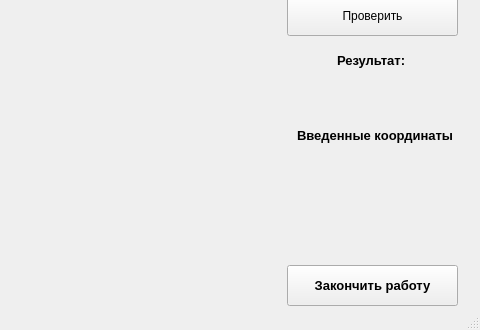
First picture: the form in design_form.ui, repository OlgaMurzina/TrenagerKoordPlosk, before the edit; both pictures show x 813 to 1293 and y 574 to 904 of the 1293 by 904 pixel window.
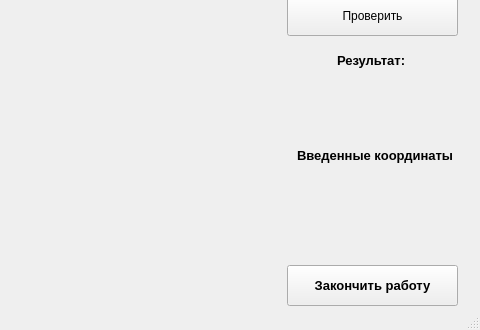
Second picture: the form after the edit.

Commit message: Нужно сделать: масштабируемость картинки по окну приложения, масштабируемость окна приложения по экрану пользователя, добавление новых рисунков в БД, удаление рисунков из БД. Сделано: учет детей в БД, не засчитывать повтор в ошибку, внесение оценки в БД, вывод оценки на экран для пользователя, вывод сообщения о необходимости нажатия кнопки Закончить работу.

```diff
--- a/design_form.ui
+++ b/design_form.ui
@@ -253,7 +253,7 @@
       <x>1110</x>
       <y>630</y>
       <width>151</width>
-      <height>51</height>
+      <height>71</height>
      </rect>
     </property>
     <property name="text">
@@ -264,9 +264,9 @@
     <property name="geometry">
      <rect>
       <x>1110</x>
-      <y>710</y>
+      <y>730</y>
       <width>151</width>
-      <height>91</height>
+      <height>71</height>
      </rect>
     </property>
     <property name="text">
@@ -277,7 +277,7 @@
     <property name="geometry">
      <rect>
       <x>1110</x>
-      <y>680</y>
+      <y>700</y>
       <width>161</width>
       <height>20</height>
      </rect>
```
